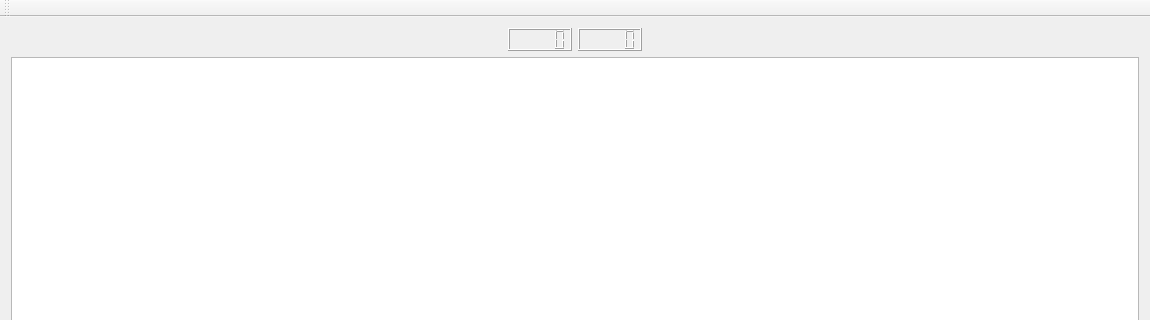
First picture: the form in P_final_parte1/juego.ui, repository JorgeGaitan15912/Proyecto-final, before the edit; both pictures show x 0 to 1150 and y 0 to 320 of the 1150 by 650 pixel window.
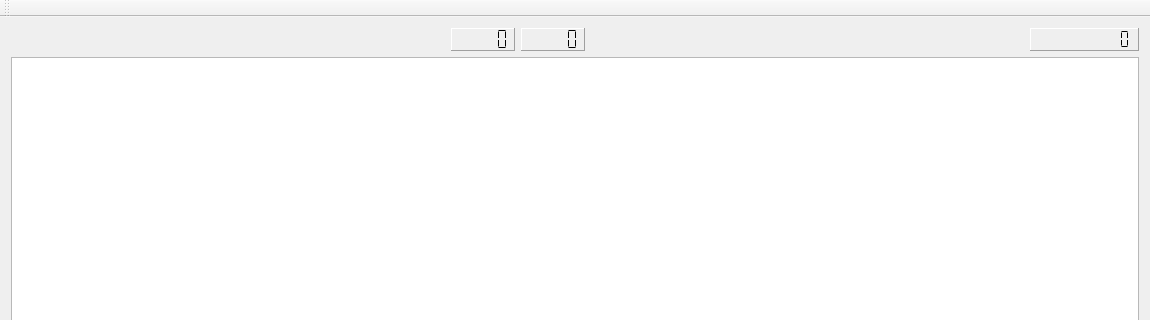
Second picture: the form after the edit.

Patch:
```diff
--- a/P_final_parte1/juego.ui
+++ b/P_final_parte1/juego.ui
@@ -25,11 +25,18 @@
      <layout class="QVBoxLayout" name="verticalLayout">
       <item>
        <layout class="QGridLayout" name="gridLayout_2">
-        <item row="0" column="1">
-         <widget class="QLCDNumber" name="lcdMin"/>
-        </item>
         <item row="0" column="2">
-         <widget class="QLCDNumber" name="lcdSeg"/>
+         <widget class="QLCDNumber" name="lcdMin">
+          <property name="frameShape">
+           <enum>QFrame::Panel</enum>
+          </property>
+          <property name="frameShadow">
+           <enum>QFrame::Raised</enum>
+          </property>
+          <property name="segmentStyle">
+           <enum>QLCDNumber::Flat</enum>
+          </property>
+         </widget>
         </item>
         <item row="0" column="0">
          <spacer name="horizontalSpacer">
@@ -45,10 +52,39 @@
          </spacer>
         </item>
         <item row="0" column="3">
+         <widget class="QLCDNumber" name="lcdSeg">
+          <property name="frameShape">
+           <enum>QFrame::Panel</enum>
+          </property>
+          <property name="segmentStyle">
+           <enum>QLCDNumber::Flat</enum>
+          </property>
+         </widget>
+        </item>
+        <item row="0" column="5">
+         <widget class="QLCDNumber" name="Puntaje">
+          <property name="tabletTracking">
+           <bool>false</bool>
+          </property>
+          <property name="frameShape">
+           <enum>QFrame::Panel</enum>
+          </property>
+          <property name="digitCount">
+           <number>10</number>
+          </property>
+          <property name="segmentStyle">
+           <enum>QLCDNumber::Flat</enum>
+          </property>
+         </widget>
+        </item>
+        <item row="0" column="4">
          <spacer name="horizontalSpacer_2">
           <property name="orientation">
            <enum>Qt::Horizontal</enum>
           </property>
+          <property name="sizeType">
+           <enum>QSizePolicy::Expanding</enum>
+          </property>
           <property name="sizeHint" stdset="0">
            <size>
             <width>40</width>
```
